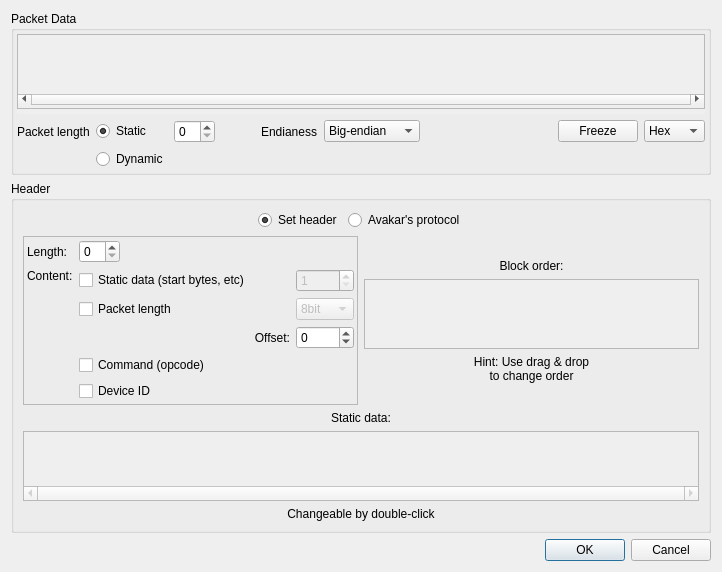
Old version of the form src/LorrisAnalyzer/sourcedialog.ui in the repository Tasssadar/Lorris.
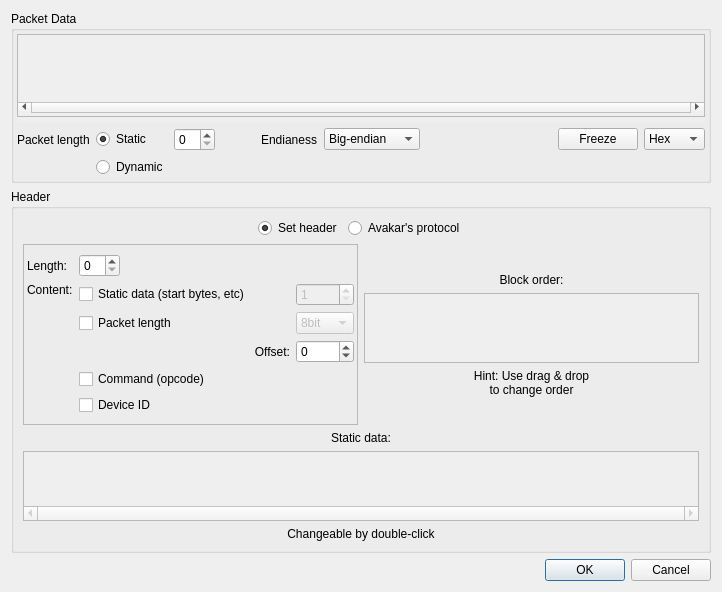
New version of the form.

Commit message: [717] Analyzer: enable resizing of SourceDialog

```diff
--- a/src/LorrisAnalyzer/sourcedialog.ui
+++ b/src/LorrisAnalyzer/sourcedialog.ui
@@ -7,7 +7,7 @@
     <x>0</x>
     <y>0</y>
     <width>722</width>
-    <height>558</height>
+    <height>592</height>
    </rect>
   </property>
   <property name="sizePolicy">
@@ -32,7 +32,7 @@
       <item>
        <widget class="QScrollArea" name="data_scroll">
         <property name="sizePolicy">
-         <sizepolicy hsizetype="Expanding" vsizetype="Expanding">
+         <sizepolicy hsizetype="Expanding" vsizetype="Preferred">
           <horstretch>0</horstretch>
           <verstretch>0</verstretch>
          </sizepolicy>
@@ -456,8 +456,8 @@
                   <rect>
                    <x>0</x>
                    <y>0</y>
-                   <width>318</width>
-                   <height>56</height>
+                   <width>317</width>
+                   <height>90</height>
                   </rect>
                  </property>
                 </widget>
```
The commit also changes 2 other files.
